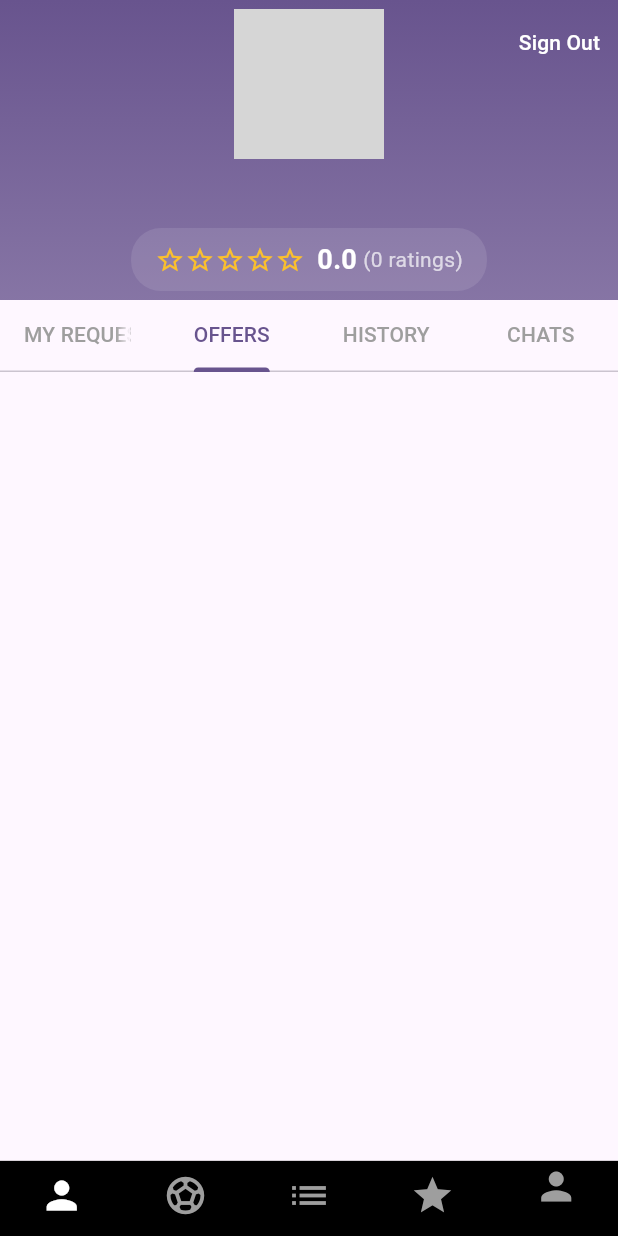
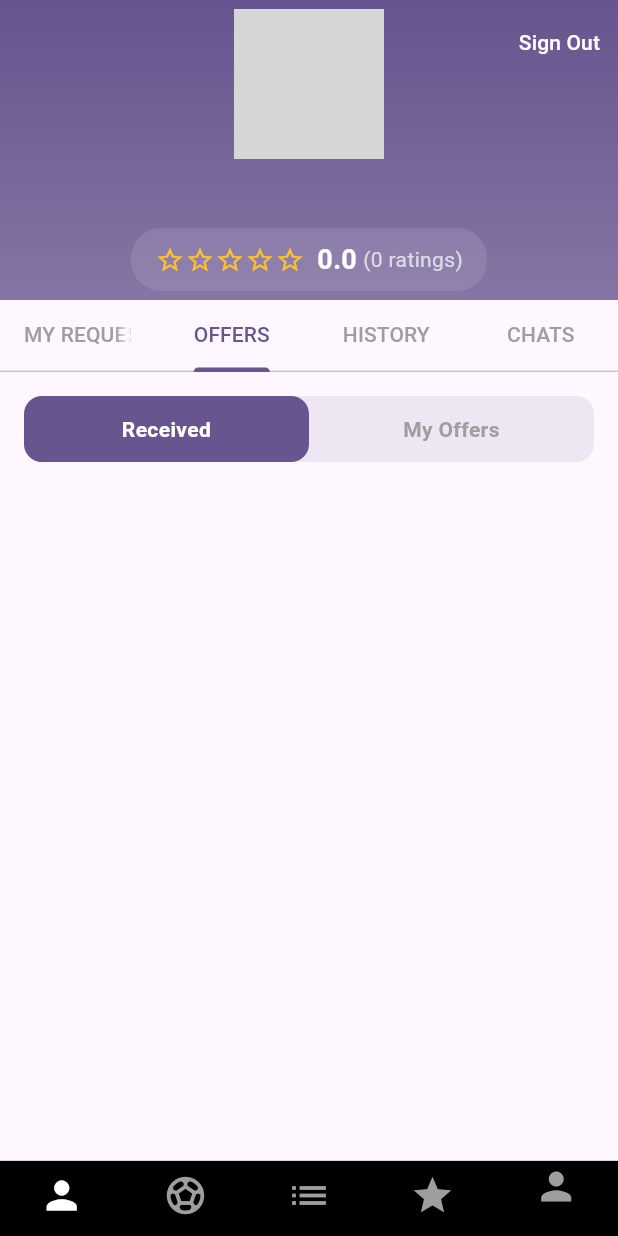
Before and after one commit to yosih48/bookes, a Flutter app: the screen it shows once a user with an empty profile is signed in, tab 2 chosen, on a phone screen of 412 x 824 dp. Run offline on Flutter 3.47's test engine with Material 3 defaults, Android fonts, the phone set to English and light mode, and no system bars; our stand-ins replace cached_network_image, cloud_firestore, firebase_auth, firebase_core, firebase_messaging, firebase_storage and 6 more; missing offline and left inert: flutter_google_places, google_api_headers; accounts and stored records are empty; generated files the repository leaves out were written again; network calls fail; grey boxes are pictures that could not be loaded.

Commit message:
CombinedOffersTab

```diff
--- a/lib/screens/profile.dart
+++ b/lib/screens/profile.dart
@@ -1,5 +1,6 @@
 import 'package:bookes/resources/auth.dart';
 import 'package:bookes/widgets/activeChatsTab.dart';
+import 'package:bookes/widgets/combinedOffersTab.dart';
 import 'package:bookes/widgets/offerCard.dart';
 import 'package:bookes/widgets/requestCard.dart';
 import 'package:bookes/widgets/sliverAppBarDelegate.dart';
@@ -90,7 +91,7 @@ return NestedScrollView(
               controller: _tabController,
               children: [
                 _RequestsTab(userId: userId),
-                _OffersTab(userId: userId),
+                 CombinedOffersTab(userId: userId),
                 _HistoryTab(userId: userId),
                 _ActiveChatsTab(userId: userId),
               ],
@@ -222,10 +223,10 @@ class _RequestsTab extends StatelessWidget {
   }
 }
 
-class _OffersTab extends StatelessWidget {
+class OffersTab extends StatelessWidget {
   final String userId;
 
-  const _OffersTab({Key? key, required this.userId}) : super(key: key);
+  const OffersTab({Key? key, required this.userId}) : super(key: key);
 
   @override
   Widget build(BuildContext context) {
@@ -376,3 +377,118 @@ class _ActiveChatsTab extends StatelessWidget {
     );
   }
 }
+class MyOffersTab extends StatelessWidget {
+  final String userId;
+
+  const MyOffersTab({Key? key, required this.userId}) : super(key: key);
+
+  @override
+  Widget build(BuildContext context) {
+    return StreamBuilder<QuerySnapshot>(
+      stream: FirebaseFirestore.instance
+          .collection('bookOffers')
+          .where('offererId', isEqualTo: userId)
+          .orderBy('createdAt', descending: true)
+          .snapshots(),
+      builder: (context, snapshot) {
+        if (!snapshot.hasData) {
+          return const Center(child: CircularProgressIndicator());
+        }
+
+        final offers = snapshot.data!.docs;
+
+        return ListView.builder(
+          padding: const EdgeInsets.all(8),
+          itemCount: offers.length,
+          itemBuilder: (context, index) {
+            final offer = offers[index].data() as Map<String, dynamic>;
+            return OfferCard(
+              offer: offer,
+              offerId: offers[index].id,
+            );
+          },
+        );
+      },
+    );
+  }
+}
+// class _CombinedOffersTab extends StatefulWidget {
+//   final String userId;
+
+//   const _CombinedOffersTab({Key? key, required this.userId}) : super(key: key);
+
+//   @override
+//   State<_CombinedOffersTab> createState() => _CombinedOffersTabState();
+// }
+
+// class _CombinedOffersTabState extends State<_CombinedOffersTab> {
+//   bool showReceivedOffers = true;
+
+//   @override
+//   Widget build(BuildContext context) {
+//     return Column(
+//       children: [
+//         Container(
+//           margin: const EdgeInsets.all(16),
+//           decoration: BoxDecoration(
+//             color: Theme.of(context).primaryColor.withOpacity(0.1),
+//             borderRadius: BorderRadius.circular(12),
+//           ),
+//           child: Row(
+//             children: [
+//               Expanded(
+//                 child: GestureDetector(
+//                   onTap: () => setState(() => showReceivedOffers = true),
+//                   child: Container(
+//                     padding: const EdgeInsets.symmetric(vertical: 12),
+//                     decoration: BoxDecoration(
+//                       color: showReceivedOffers
+//                           ? Theme.of(context).primaryColor
+//                           : Colors.transparent,
+//                       borderRadius: BorderRadius.circular(12),
+//                     ),
+//                     child: Text(
+//                       'Received',
+//                       textAlign: TextAlign.center,
+//                       style: TextStyle(
+//                         color: showReceivedOffers ? Colors.white : Colors.grey,
+//                         fontWeight: FontWeight.bold,
+//                       ),
+//                     ),
+//                   ),
+//                 ),
+//               ),
+//               Expanded(
+//                 child: GestureDetector(
+//                   onTap: () => setState(() => showReceivedOffers = false),
+//                   child: Container(
+//                     padding: const EdgeInsets.symmetric(vertical: 12),
+//                     decoration: BoxDecoration(
+//                       color: !showReceivedOffers
+//                           ? Theme.of(context).primaryColor
+//                           : Colors.transparent,
+//                       borderRadius: BorderRadius.circular(12),
+//                     ),
+//                     child: Text(
+//                       'My Offers',
+//                       textAlign: TextAlign.center,
+//                       style: TextStyle(
+//                         color: !showReceivedOffers ? Colors.white : Colors.grey,
+//                         fontWeight: FontWeight.bold,
+//                       ),
+//                     ),
+//                   ),
+//                 ),
+//               ),
+//             ],
+//           ),
+//         ),
+//         Expanded(
+//           child: showReceivedOffers
+//               ? _OffersTab(userId: widget.userId)
+//               : _MyOffersTab(userId: widget.userId),
+//         ),
+//       ],
+//     );
+//   }
+// }
--- /dev/null
+++ b/lib/widgets/combinedOffersTab.dart
@@ -0,0 +1,83 @@
+import 'package:bookes/screens/profile.dart';
+import 'package:flutter/material.dart';
+
+class CombinedOffersTab extends StatefulWidget {
+  final String userId;
+
+  const CombinedOffersTab({Key? key, required this.userId}) : super(key: key);
+
+  @override
+  State<CombinedOffersTab> createState() => _CombinedOffersTabState();
+}
+
+class _CombinedOffersTabState extends State<CombinedOffersTab> {
+  bool showReceivedOffers = true;
+
+  @override
+  Widget build(BuildContext context) {
+    return Column(
+      children: [
+        Container(
+          margin: const EdgeInsets.all(16),
+          decoration: BoxDecoration(
+            color: Theme.of(context).primaryColor.withOpacity(0.1),
+            borderRadius: BorderRadius.circular(12),
+          ),
+          child: Row(
+            children: [
+              Expanded(
+                child: GestureDetector(
+                  onTap: () => setState(() => showReceivedOffers = true),
+                  child: Container(
+                    padding: const EdgeInsets.symmetric(vertical: 12),
+                    decoration: BoxDecoration(
+                      color: showReceivedOffers
+                          ? Theme.of(context).primaryColor
+                          : Colors.transparent,
+                      borderRadius: BorderRadius.circular(12),
+                    ),
+                    child: Text(
+                      'Received',
+                      textAlign: TextAlign.center,
+                      style: TextStyle(
+                        color: showReceivedOffers ? Colors.white : Colors.grey,
+                        fontWeight: FontWeight.bold,
+                      ),
+                    ),
+                  ),
+                ),
+              ),
+              Expanded(
+                child: GestureDetector(
+                  onTap: () => setState(() => showReceivedOffers = false),
+                  child: Container(
+                    padding: const EdgeInsets.symmetric(vertical: 12),
+                    decoration: BoxDecoration(
+                      color: !showReceivedOffers
+                          ? Theme.of(context).primaryColor
+                          : Colors.transparent,
+                      borderRadius: BorderRadius.circular(12),
+                    ),
+                    child: Text(
+                      'My Offers',
+                      textAlign: TextAlign.center,
+                      style: TextStyle(
+                        color: !showReceivedOffers ? Colors.white : Colors.grey,
+                        fontWeight: FontWeight.bold,
+                      ),
+                    ),
+                  ),
+                ),
+              ),
+            ],
+          ),
+        ),
+        Expanded(
+          child: showReceivedOffers
+              ? OffersTab(userId: widget.userId)
+              : MyOffersTab(userId: widget.userId),
+        ),
+      ],
+    );
+  }
+}
```
